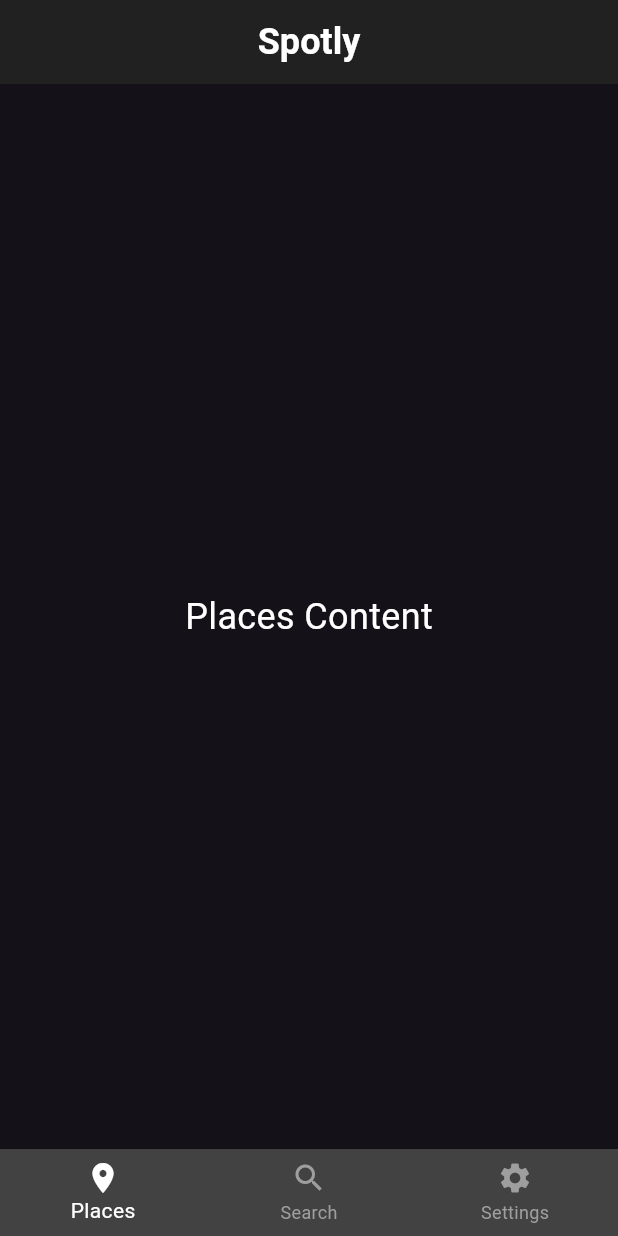
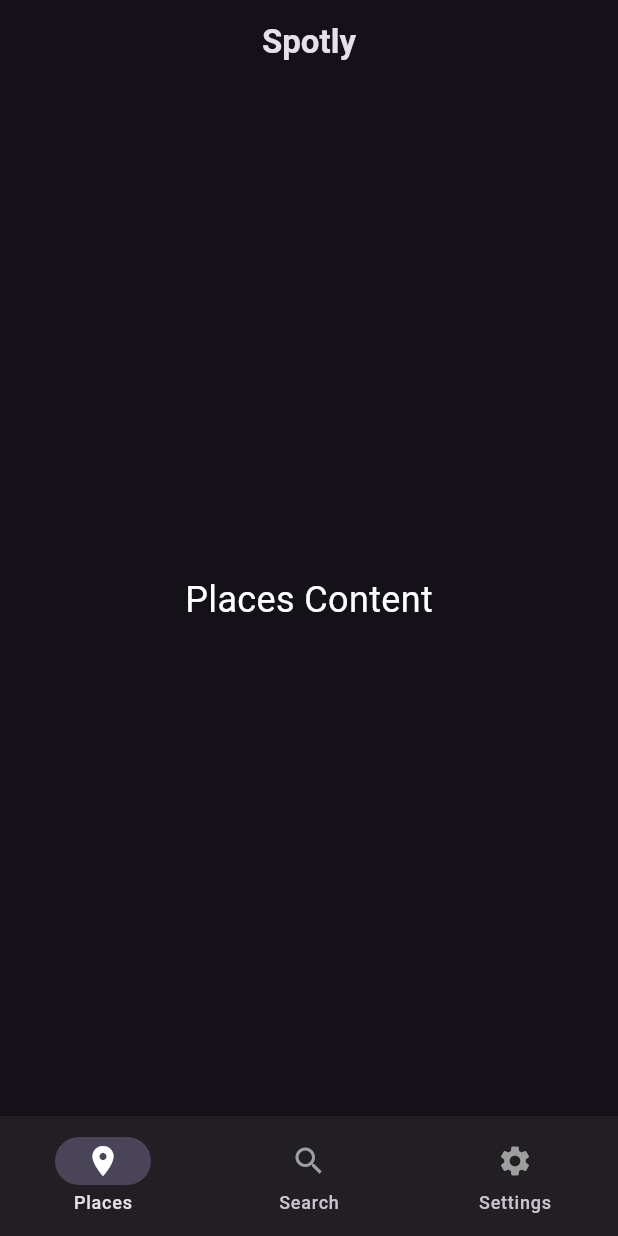
Before and after one commit to gu-tig333-ht24/spotly, a Flutter app: the screen it shows after launch, on a phone screen of 412 x 824 dp. Run offline on Flutter 3.47's test engine with Material 3 defaults, Android fonts, the light colour scheme and no system bars; our stand-ins replace flutter_riverpod, google_fonts.

Commit message:
implement app state for bottom bar navigation and remove main scaffold

```diff
--- a/lib/src/app.dart
+++ b/lib/src/app.dart
@@ -2,22 +2,33 @@
 // Change from StatefulWidget to StatelessWidget
 
 import 'package:flutter/material.dart';
+
 import 'package:flutter_riverpod/flutter_riverpod.dart';
+
+import 'core/constants/app_constants.dart';
 import 'core/theme/app_theme.dart';
-import 'main_scaffold.dart';
+import 'features/main/domain/bottom_tab.dart';
+import 'features/main/providers/app_state_provider.dart';
+import 'features/places/ui/pages/place_list_page.dart';
+import 'features/search/ui/pages/search_page.dart';
+import 'features/settings/ui/pages/settings_page.dart';
 
-class MainApp extends StatelessWidget {
+class MainApp extends ConsumerWidget {
   const MainApp({super.key});
 
   @override
-  Widget build(BuildContext context) {
-    return ProviderScope( // Riverpod needs ProviderScope
-      child: MaterialApp(
-        debugShowCheckedModeBanner: false,
-        title: 'Spotly',
-        theme: AppTheme.theme,
-        home: const MainScaffold(),
-      ),
+  Widget build(BuildContext context, WidgetRef ref) {
+    final appState = ref.watch(appStateProvider);
+
+    return MaterialApp(
+      debugShowCheckedModeBanner: false,
+      title: AppConstants.appTitle,
+      theme: AppTheme.theme,
+      home: switch (appState.selectedTab) {
+        BottomTab.places => const PlaceListPage(),
+        BottomTab.search => const SearchPage(),
+        BottomTab.settings => const SettingsPage(),
+      },
     );
   }
 }
--- /dev/null
+++ b/lib/src/core/constants/app_constants.dart
@@ -0,0 +1,5 @@
+class AppConstants {
+  AppConstants._internal();
+
+  static const String appTitle = "Spotly";
+}
--- /dev/null
+++ b/lib/src/features/main/domain/bottom_tab.dart
@@ -0,0 +1,25 @@
+import 'package:flutter/material.dart';
+
+enum BottomTab {
+  places,
+  search,
+  settings;
+
+  factory BottomTab.fromIndex(int index) => switch (index) {
+        0 => places,
+        1 => search,
+        _ => settings,
+      };
+
+  String get label => switch (this) {
+        BottomTab.places => "Places",
+        BottomTab.search => "Search",
+        BottomTab.settings => "Settings",
+      };
+
+  IconData get icon => switch (this) {
+        BottomTab.places => Icons.place,
+        BottomTab.search => Icons.search,
+        BottomTab.settings => Icons.settings,
+      };
+}
--- /dev/null
+++ b/lib/src/features/main/providers/app_state.dart
@@ -0,0 +1,26 @@
+import 'package:flutter/foundation.dart';
+
+import '../domain/bottom_tab.dart';
+
+@immutable
+class AppState {
+  final BottomTab selectedTab;
+
+  const AppState({
+    required this.selectedTab,
+  });
+
+  factory AppState.initial() {
+    return const AppState(
+      selectedTab: BottomTab.places,
+    );
+  }
+
+  AppState copyWith({
+    BottomTab? selectedTab,
+  }) {
+    return AppState(
+      selectedTab: selectedTab ?? this.selectedTab,
+    );
+  }
+}
--- /dev/null
+++ b/lib/src/features/main/providers/app_state_controller.dart
@@ -0,0 +1,12 @@
+import 'package:flutter_riverpod/flutter_riverpod.dart';
+
+import '../domain/bottom_tab.dart';
+import 'app_state.dart';
+
+class AppStateController extends StateNotifier<AppState> {
+  AppStateController() : super(AppState.initial());
+
+  void changeBottomTab(BottomTab newTab) {
+    state = state.copyWith(selectedTab: newTab);
+  }
+}
--- /dev/null
+++ b/lib/src/features/main/providers/app_state_provider.dart
@@ -0,0 +1,9 @@
+import 'package:flutter_riverpod/flutter_riverpod.dart';
+
+import 'app_state.dart';
+import 'app_state_controller.dart';
+
+final appStateProvider =
+    StateNotifierProvider.autoDispose<AppStateController, AppState>((ref) {
+  return AppStateController();
+});
--- /dev/null
+++ b/lib/src/features/main/ui/custom_app_bar.dart
@@ -0,0 +1,23 @@
+import 'package:flutter/material.dart';
+
+import '../../../core/constants/app_constants.dart';
+
+class CustomAppBar extends StatelessWidget implements PreferredSizeWidget {
+  final String appBarTitle;
+
+  const CustomAppBar({
+    super.key,
+    this.appBarTitle = AppConstants.appTitle,
+  });
+
+  @override
+  Widget build(BuildContext context) {
+    return AppBar(
+      centerTitle: true,
+      title: Text(appBarTitle),
+    );
+  }
+
+  @override
+  Size get preferredSize => const Size.fromHeight(kToolbarHeight);
+}
--- /dev/null
+++ b/lib/src/features/main/ui/custom_navigation_bar.dart
@@ -0,0 +1,43 @@
+import 'package:flutter/material.dart';
+
+import 'package:flutter_riverpod/flutter_riverpod.dart';
+
+import '../domain/bottom_tab.dart';
+import '../providers/app_state.dart';
+import '../providers/app_state_controller.dart';
+import '../providers/app_state_provider.dart';
+
+class CustomNavigationBar extends ConsumerWidget {
+  const CustomNavigationBar({super.key});
+
+  @override
+  Widget build(BuildContext context, WidgetRef ref) {
+    final AppStateController appStateController = ref.read(
+      appStateProvider.notifier,
+    );
+    final AppState appState = ref.watch(appStateProvider);
+
+    return NavigationBar(
+      onDestinationSelected: (int tabIndex) {
+        final newTab = BottomTab.fromIndex(tabIndex);
+        appStateController.changeBottomTab(newTab);
+      },
+      selectedIndex: appState.selectedTab.index,
+      destinations: BottomTab.values
+          .map(
+            (tab) => NavigationDestination(
+              icon: Icon(
+                tab.icon,
+                color: Colors.grey,
+              ),
+              selectedIcon: Icon(
+                tab.icon,
+                color: Colors.white,
+              ),
+              label: tab.label,
+            ),
+          )
+          .toList(),
+    );
+  }
+}
--- a/lib/src/features/places/ui/pages/place_list_items_page.dart
+++ b/lib/src/features/places/ui/pages/place_list_items_page.dart
@@ -0,0 +1,19 @@
+import 'package:flutter/material.dart';
+
+import '../../../main/ui/custom_app_bar.dart';
+
+class PlaceListItemsPage extends StatelessWidget {
+  const PlaceListItemsPage({super.key});
+
+  @override
+  Widget build(BuildContext context) {
+    return const Scaffold(
+      appBar: CustomAppBar(
+        appBarTitle: "Place List Title",
+      ),
+      body: Center(
+        child: Text("Place List Items Content"),
+      ),
+    );
+  }
+}
--- a/lib/src/features/places/ui/pages/place_list_page.dart
+++ b/lib/src/features/places/ui/pages/place_list_page.dart
@@ -1,14 +1,24 @@
 import 'package:flutter/material.dart';
+
+import '../../../main/ui/custom_app_bar.dart';
+import '../../../main/ui/custom_navigation_bar.dart';
 
 class PlaceListPage extends StatelessWidget {
   const PlaceListPage({super.key});
 
   @override
   Widget build(BuildContext context) {
-    return const Center(
-      child: Text(
-        "Places Content",
-        style: TextStyle(fontSize: 24, color: Colors.white),
+    return const Scaffold(
+      appBar: CustomAppBar(),
+      bottomNavigationBar: CustomNavigationBar(),
+      body: Center(
+        child: Text(
+          "Places Content",
+          style: TextStyle(
+            fontSize: 24,
+            color: Colors.white,
+          ),
+        ),
       ),
     );
   }
--- a/lib/src/features/search/ui/pages/search_page.dart
+++ b/lib/src/features/search/ui/pages/search_page.dart
@@ -1,14 +1,24 @@
 import 'package:flutter/material.dart';
+
+import '../../../main/ui/custom_app_bar.dart';
+import '../../../main/ui/custom_navigation_bar.dart';
 
 class SearchPage extends StatelessWidget {
   const SearchPage({super.key});
 
   @override
   Widget build(BuildContext context) {
-    return const Center(
-      child: Text(
-        "Search Content",
-        style: TextStyle(fontSize: 24, color: Colors.white),
+    return const Scaffold(
+      appBar: CustomAppBar(),
+      bottomNavigationBar: CustomNavigationBar(),
+      body: Center(
+        child: Text(
+          "Search Content",
+          style: TextStyle(
+            fontSize: 24,
+            color: Colors.white,
+          ),
+        ),
       ),
     );
   }
--- a/lib/src/features/settings/ui/pages/settings_page.dart
+++ b/lib/src/features/settings/ui/pages/settings_page.dart
@@ -2,6 +2,8 @@
 
 import 'package:flutter/material.dart';
 import 'package:flutter_riverpod/flutter_riverpod.dart';
+import '../../../main/ui/custom_app_bar.dart';
+import '../../../main/ui/custom_navigation_bar.dart';
 import '../../providers/settings_provider.dart'; // Import Riverpod-provider
 import 'privacy_security_page.dart';
 import 'help_support_page.dart';
@@ -9,7 +11,7 @@ import 'contact_us_page.dart';
 import 'about_page.dart';
 
 class SettingsPage extends ConsumerWidget {
-  const SettingsPage({Key? key}) : super(key: key);
+  const SettingsPage({super.key});
 
   @override
   Widget build(BuildContext context, WidgetRef ref) {
@@ -17,9 +19,10 @@ class SettingsPage extends ConsumerWidget {
     final settings = ref.watch(settingsProvider);
 
     return Scaffold(
-      appBar: AppBar(
-        title: const Text('Settings'),
+      appBar: const CustomAppBar(
+        appBarTitle: "Settings",
       ),
+      bottomNavigationBar: const CustomNavigationBar(),
       body: ListView(
         children: [
           // Notifications toggle switch
@@ -38,7 +41,8 @@ class SettingsPage extends ConsumerWidget {
             onTap: () {
               Navigator.push(
                 context,
-                MaterialPageRoute(builder: (context) => const PrivacySecurityPage()),
+                MaterialPageRoute(
+                    builder: (context) => const PrivacySecurityPage()),
               );
             },
           ),
@@ -50,7 +54,8 @@ class SettingsPage extends ConsumerWidget {
             onTap: () {
               Navigator.push(
                 context,
-                MaterialPageRoute(builder: (context) => const HelpSupportPage()),
+                MaterialPageRoute(
+                    builder: (context) => const HelpSupportPage()),
               );
             },
           ),
@@ -66,7 +71,7 @@ class SettingsPage extends ConsumerWidget {
               );
             },
           ),
-       const Divider(),
+          const Divider(),
 
           // About
           ListTile(
--- a/lib/src/main_scaffold.dart
+++ /dev/null
@@ -1,67 +0,0 @@
-import 'package:flutter/material.dart';
-
-import 'features/places/ui/pages/place_list_page.dart';
-import 'features/search/ui/pages/search_page.dart';
-import 'features/settings/ui/pages/settings_page.dart';
-
-class MainScaffold extends StatefulWidget {
-  const MainScaffold({super.key});
-
-  @override
-  State<MainScaffold> createState() => _MainScaffoldState();
-}
-
-class _MainScaffoldState extends State<MainScaffold> {
-  int _selectedIndex = 0;
-
-  // List over different pages for menu choices
-  final List<Widget> _pages = const [
-    PlaceListPage(),
-    SearchPage(),
-    SettingsPage(),
-  ];
-
-  void _onItemTapped(int index) {
-    setState(() {
-      _selectedIndex = index;
-    });
-  }
-
-  @override
-  Widget build(BuildContext context) {
-    return Scaffold(
-      appBar: AppBar(
-        title: const Text('Spotly'), // The app's name
-        backgroundColor: Colors.grey[900], // Dark background
-        centerTitle: true, // Centers the title
-        titleTextStyle: const TextStyle(
-          color: Colors.white, // White text colour
-          fontSize: 24, // Text font
-          fontWeight: FontWeight.bold,
-        ),
-      ),
-      body: _pages[_selectedIndex], // Show chosen page
-      bottomNavigationBar: BottomNavigationBar(
-        backgroundColor: Colors.grey[800],
-        selectedItemColor: Colors.white,
-        unselectedItemColor: Colors.grey,
-        currentIndex: _selectedIndex,
-        onTap: _onItemTapped,
-        items: const <BottomNavigationBarItem>[
-          BottomNavigationBarItem(
-            icon: Icon(Icons.place),
-            label: 'Places',
-          ),
-          BottomNavigationBarItem(
-            icon: Icon(Icons.search),
-            label: 'Search',
-          ),
-          BottomNavigationBarItem(
-            icon: Icon(Icons.settings),
-            label: 'Settings',
-          ),
-        ],
-      ),
-    );
-  }
-}
```
